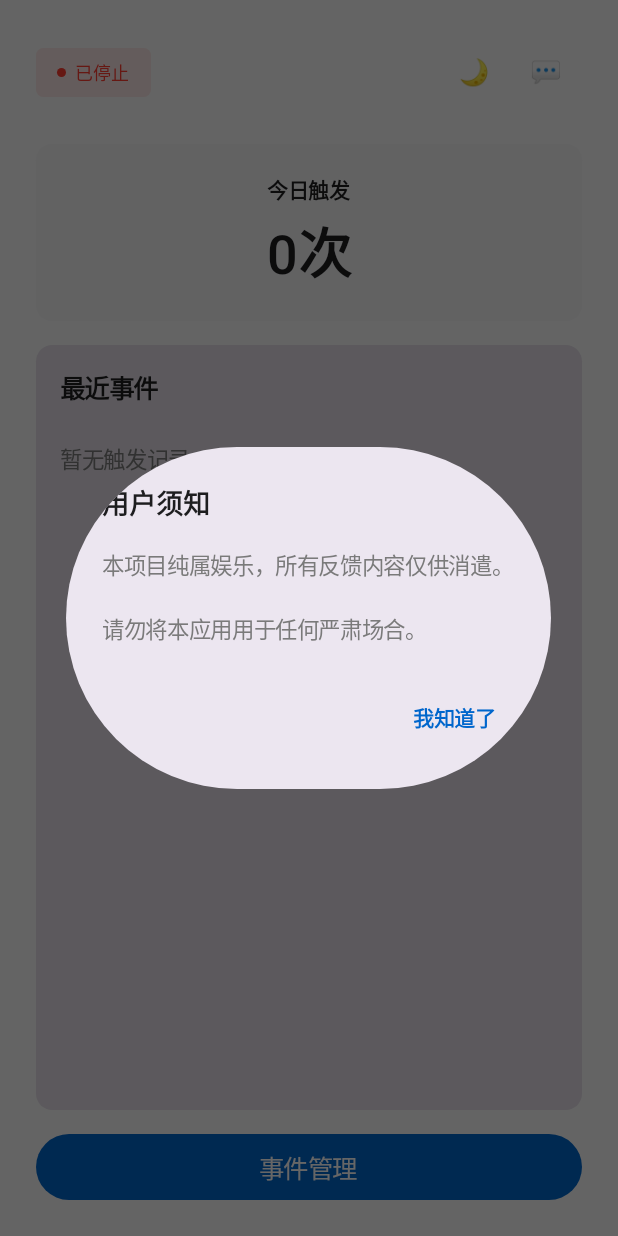
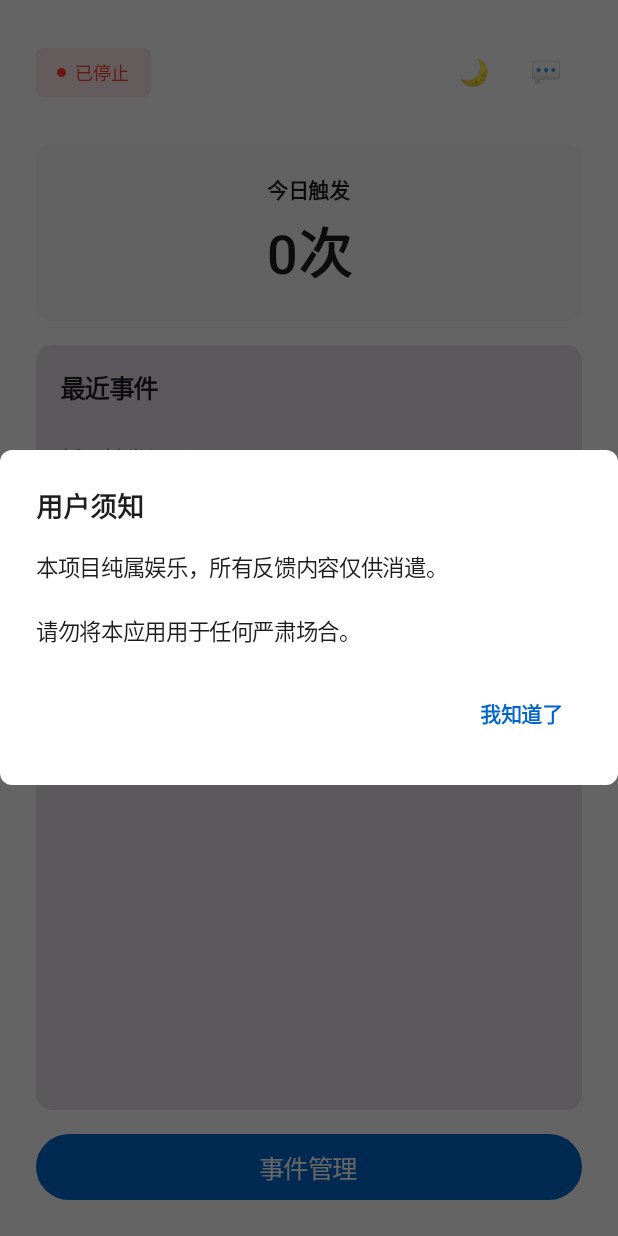
Before and after one commit to ye0619/Pat, an Android app built with Jetpack Compose: the screen it shows after launch (MainActivity), on a phone screen of 412 x 824 dp. Run offline under Robolectric (Android 15) with nearby library versions, the light colour scheme and no system bars; pictures from the network do not load.

Commit message:
fix:显示问题

```diff
--- a/app/src/main/java/com/example/pat/ui/HomeScreen.kt
+++ b/app/src/main/java/com/example/pat/ui/HomeScreen.kt
@@ -5,7 +5,9 @@ import android.content.ClipboardManager
 import android.widget.Toast
 import androidx.compose.foundation.clickable
 import androidx.compose.foundation.layout.*
+import androidx.compose.foundation.rememberScrollState
 import androidx.compose.foundation.shape.RoundedCornerShape
+import androidx.compose.foundation.verticalScroll
 import androidx.compose.ui.window.Dialog
 import androidx.compose.foundation.lazy.LazyColumn
 import androidx.compose.foundation.lazy.items
@@ -113,19 +115,40 @@ fun HomeScreen(
         mutableStateOf(!prefs.getBoolean("disclaimer_accepted", false))
     }
     if (showDisclaimer) {
-        AlertDialog(
-            onDismissRequest = { },
-            title = { Text("用户须知") },
-            text = {
-                Text("本项目纯属娱乐，所有反馈内容仅供消遣。\n\n请勿将本应用用于任何严肃场合。")
-            },
-            confirmButton = {
-                TextButton(onClick = {
-                    prefs.edit().putBoolean("disclaimer_accepted", true).apply()
-                    showDisclaimer = false
-                }) { Text("我知道了") }
+        Dialog(
+            onDismissRequest = { }
+        ) {
+            Card(
+                modifier = Modifier.fillMaxWidth(),
+                shape = RoundedCornerShape(8.dp),
+                colors = CardDefaults.cardColors(containerColor = MaterialTheme.colorScheme.surface)
+            ) {
+                Column(
+                    modifier = Modifier
+                        .fillMaxWidth()
+                        .verticalScroll(rememberScrollState())
+                        .padding(24.dp)
+                ) {
+                    Text(
+                        "用户须知",
+                        style = MaterialTheme.typography.headlineSmall,
+                        fontWeight = FontWeight.SemiBold
+                    )
+                    Spacer(modifier = Modifier.height(16.dp))
+                    Text(
+                        "本项目纯属娱乐，所有反馈内容仅供消遣。\n\n请勿将本应用用于任何严肃场合。",
+                        style = MaterialTheme.typography.bodyMedium
+                    )
+                    Spacer(modifier = Modifier.height(20.dp))
+                    Row(modifier = Modifier.fillMaxWidth(), horizontalArrangement = Arrangement.End) {
+                        TextButton(onClick = {
+                            prefs.edit().putBoolean("disclaimer_accepted", true).apply()
+                            showDisclaimer = false
+                        }) { Text("我知道了") }
+                    }
+                }
             }
-        )
+        }
     }
 
     Column(
```
